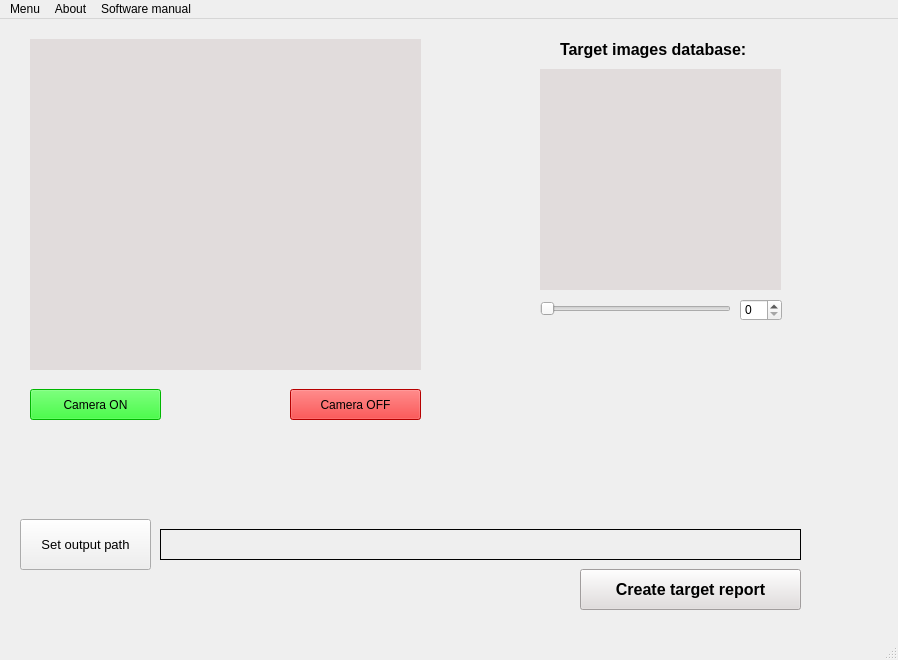
First picture: the form in Frontend.ui, repository TalEfraim/Master, before the edit.
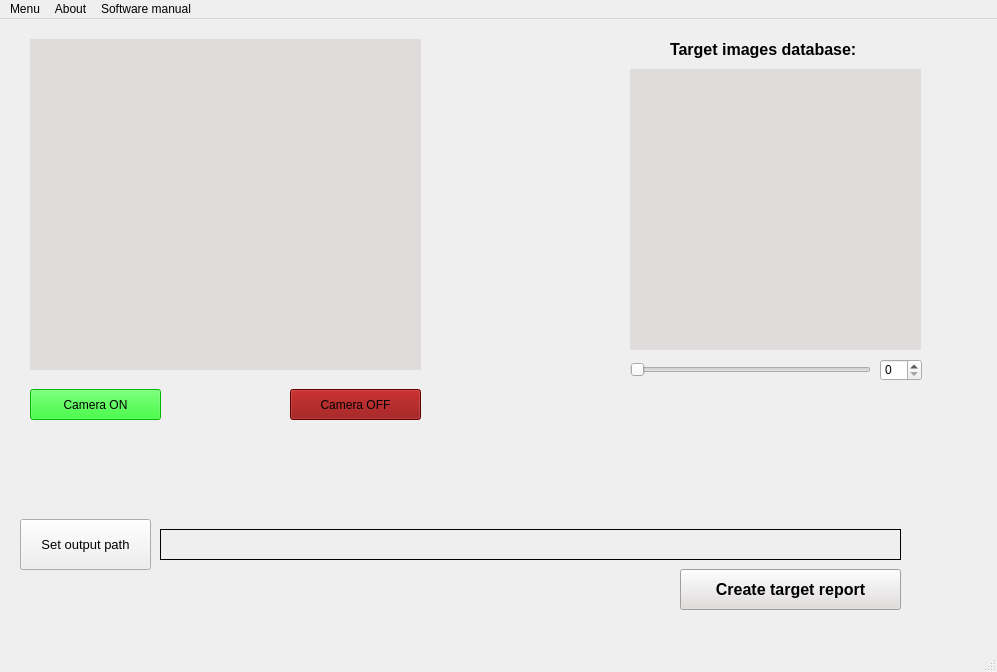
Second picture: the form after the edit.

Commit message: Data set loading added + side additions

```diff
--- a/Frontend.ui
+++ b/Frontend.ui
@@ -6,8 +6,8 @@
    <rect>
     <x>0</x>
     <y>0</y>
-    <width>898</width>
-    <height>660</height>
+    <width>997</width>
+    <height>672</height>
    </rect>
   </property>
   <property name="windowTitle">
@@ -36,9 +36,9 @@
    <widget class="QLabel" name="TargetImagesLabel">
     <property name="geometry">
      <rect>
-      <x>560</x>
+      <x>670</x>
       <y>15</y>
-      <width>201</width>
+      <width>231</width>
       <height>31</height>
      </rect>
     </property>
@@ -57,10 +57,10 @@
    <widget class="QSlider" name="CurrentImage_slider">
     <property name="geometry">
      <rect>
-      <x>540</x>
-      <y>280</y>
-      <width>191</width>
-      <height>20</height>
+      <x>630</x>
+      <y>340</y>
+      <width>241</width>
+      <height>21</height>
      </rect>
     </property>
     <property name="orientation">
@@ -70,8 +70,8 @@
    <widget class="QSpinBox" name="CurrentImage_radiobox">
     <property name="geometry">
      <rect>
-      <x>740</x>
-      <y>280</y>
+      <x>880</x>
+      <y>340</y>
       <width>42</width>
       <height>22</height>
      </rect>
@@ -80,7 +80,7 @@
    <widget class="QPushButton" name="CreateReportButton">
     <property name="geometry">
      <rect>
-      <x>580</x>
+      <x>680</x>
       <y>550</y>
       <width>221</width>
       <height>41</height>
@@ -105,7 +105,7 @@
      <rect>
       <x>160</x>
       <y>510</y>
-      <width>641</width>
+      <width>741</width>
       <height>31</height>
      </rect>
     </property>
@@ -153,10 +153,10 @@
    <widget class="QLabel" name="DatasetImages">
     <property name="geometry">
      <rect>
-      <x>540</x>
+      <x>630</x>
       <y>50</y>
-      <width>241</width>
-      <height>221</height>
+      <width>291</width>
+      <height>281</height>
      </rect>
     </property>
     <property name="styleSheet">
@@ -176,7 +176,7 @@
      </rect>
     </property>
     <property name="styleSheet">
-     <string notr="true">background-color: rgb(255 ,0 ,0)</string>
+     <string notr="true">background-color: rgb(140 ,0 ,0)</string>
     </property>
     <property name="text">
      <string>Camera OFF</string>
@@ -188,7 +188,7 @@
     <rect>
      <x>0</x>
      <y>0</y>
-     <width>898</width>
+     <width>997</width>
      <height>21</height>
     </rect>
    </property>
```
The commit also changes 2 other files.
